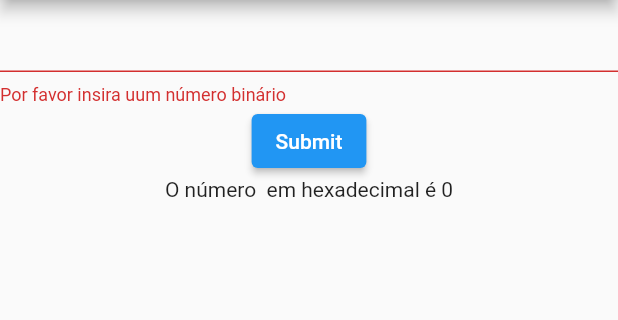
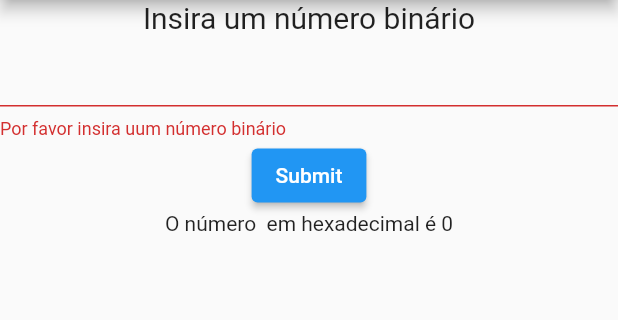
Before and after one commit to whoiscaio/conversion_form, a Flutter app: the screen it shows after launch, after a tap on "Submit", on a phone screen of 412 x 824 dp, the part 84-404 px from its top. Run offline on Flutter 3.47's test engine with Material 2 defaults, Android fonts, the phone set to English and light mode, and no system bars.

Commit message:
form header added

```diff
--- a/lib/conversion_form.dart
+++ b/lib/conversion_form.dart
@@ -27,6 +27,7 @@ class _ConversionFormState extends State<ConversionForm> {
     return Form(
       key: _formKey,
       child: Column(children: [
+        const Text('Insira um número binário', style: TextStyle( fontSize: 20 )),
         TextFormField(
           controller: _textController,
           validator: _validate
```
